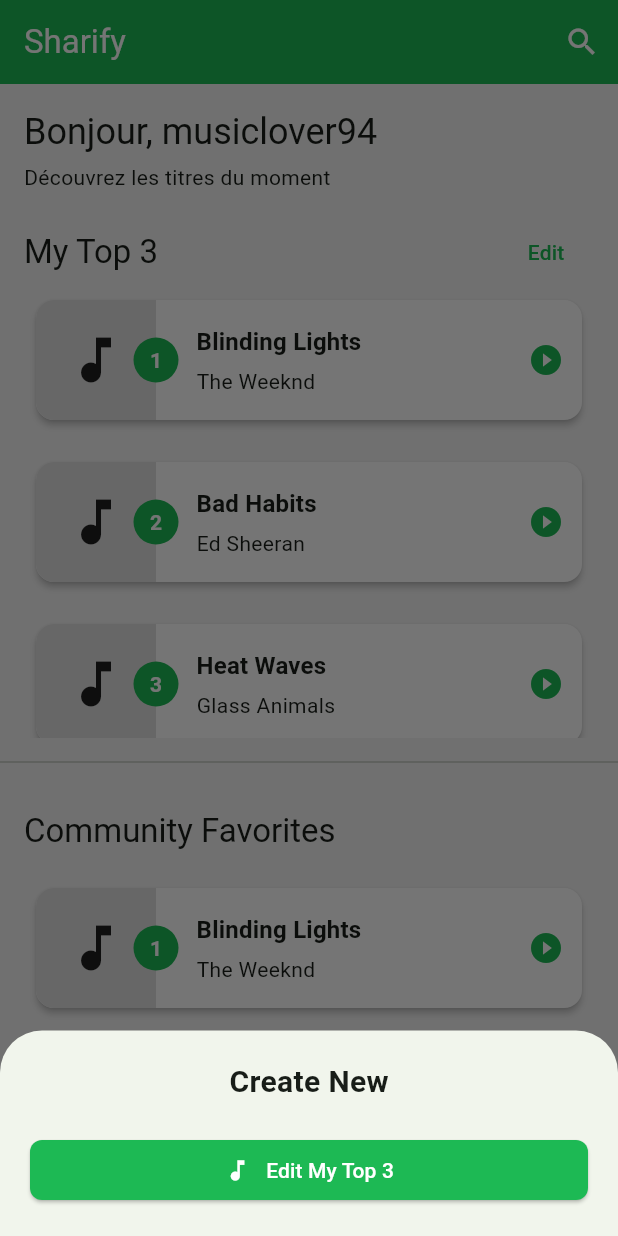
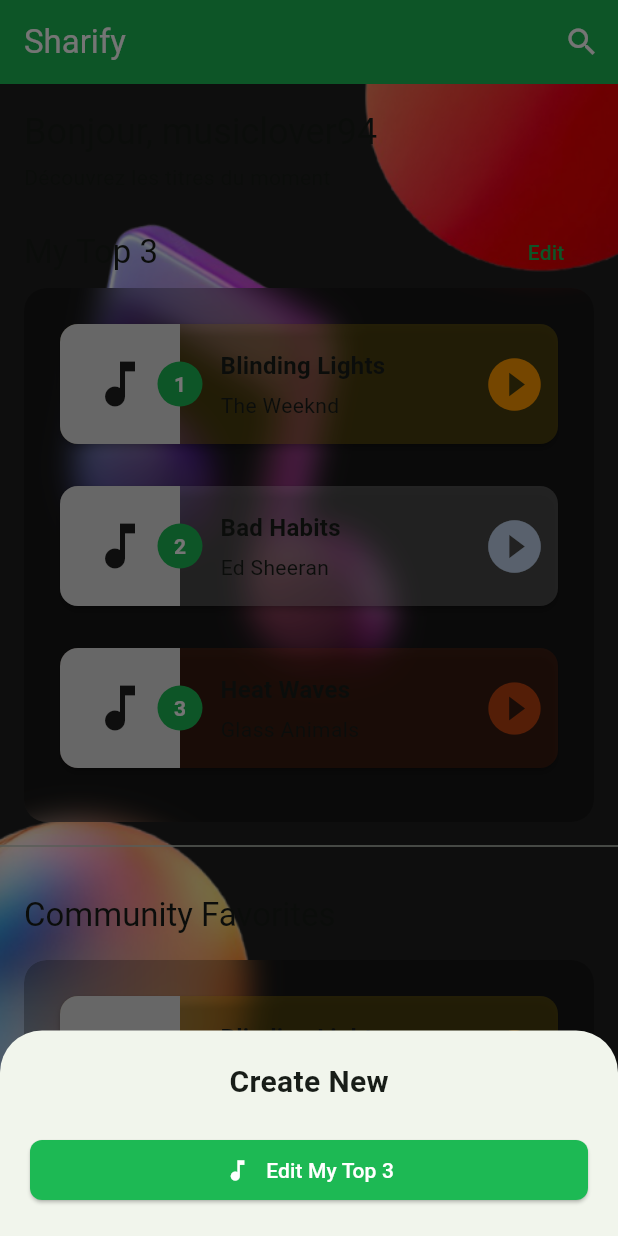
Before and after one commit to Shandouyin/Sharify, a Flutter app: the screen it shows after launch, item 3 of the bottom bar chosen, on a phone screen of 412 x 824 dp. Run offline on Flutter 3.47's test engine with Material 3 defaults, Android fonts, the phone set to English and light mode, and no system bars; network calls fail.

Commit message:
feat: ajout design glassmorphism

```diff
--- /dev/null
+++ b/lib/core/widgets/background_container.dart
@@ -0,0 +1,23 @@
+import 'package:flutter/material.dart';
+
+class BackgroundContainer extends StatelessWidget {
+  final Widget child;
+
+  const BackgroundContainer({
+    Key? key,
+    required this.child,
+  }) : super(key: key);
+
+  @override
+  Widget build(BuildContext context) {
+    return Container(
+      decoration: const BoxDecoration(
+        image: DecorationImage(
+          image: AssetImage("assets/images/background.png"),
+          fit: BoxFit.cover,
+        ),
+      ),
+      child: child,
+    );
+  }
+}
--- /dev/null
+++ b/lib/core/widgets/glass_container.dart
@@ -0,0 +1,81 @@
+import 'dart:ui';
+import 'package:flutter/material.dart';
+
+class GlassContainer extends StatelessWidget {
+  final Widget child;
+  final double blur;
+  final double opacity;
+  final Color color;
+  final BorderRadius? borderRadius;
+  final EdgeInsetsGeometry? padding;
+  final EdgeInsetsGeometry? margin;
+  final bool isScrollable;
+
+  const GlassContainer({
+    Key? key,
+    required this.child,
+    this.blur = 5,
+    this.opacity = 0.25,
+    this.color = Colors.black,
+    this.borderRadius,
+    this.padding,
+    this.margin,
+    this.isScrollable = false,
+  }) : super(key: key);
+
+  @override
+  Widget build(BuildContext context) {
+    final borderRadiusValue = borderRadius ?? BorderRadius.circular(15);
+
+    // For scrollable content, we need a different approach to prevent the blur from disappearing
+    if (isScrollable) {
+      return Container(
+        margin: margin,
+        child: ClipRRect(
+          borderRadius: borderRadiusValue,
+          child: Stack(
+            children: [
+              // Apply blur to the entire container
+              Positioned.fill(
+                child: BackdropFilter(
+                  filter: ImageFilter.blur(sigmaX: blur, sigmaY: blur),
+                  child: Container(
+                    color: color.withOpacity(opacity),
+                  ),
+                ),
+              ),
+              // Actual content
+              Container(
+                padding: padding,
+                decoration: BoxDecoration(
+                  // Color is already applied in the backdrop filter
+                  borderRadius: borderRadiusValue,
+                ),
+                child: child,
+              ),
+            ],
+          ),
+        ),
+      );
+    }
+
+    // For non-scrollable content, the original implementation works fine
+    return Container(
+      margin: margin,
+      child: ClipRRect(
+        borderRadius: borderRadiusValue,
+        child: BackdropFilter(
+          filter: ImageFilter.blur(sigmaX: blur, sigmaY: blur),
+          child: Container(
+            padding: padding,
+            decoration: BoxDecoration(
+              color: color.withOpacity(opacity),
+              borderRadius: borderRadiusValue,
+            ),
+            child: child,
+          ),
+        ),
+      ),
+    );
+  }
+}
--- a/lib/core/widgets/music_card.dart
+++ b/lib/core/widgets/music_card.dart
@@ -5,13 +5,47 @@
   final MusicModel music;
   final int rank;
   final VoidCallback? onTap;
+  final Color? backgroundColor;
+  final Color? buttonColor;
 
   const MusicCard({
     super.key,
     required this.music,
     required this.rank,
     this.onTap,
+    this.backgroundColor,
+    this.buttonColor,
   });
+  // Get colors based on rank
+  Color getBackgroundColor() {
+    if (backgroundColor != null) return backgroundColor!;
+
+    switch (rank) {
+      case 1:
+        return const Color(0xFFF0C300).withOpacity(0.25); // Gold for 1st
+      case 2:
+        return const Color(0xFFF0F0F0).withOpacity(0.25); // Silver for 2nd
+      case 3:
+        return const Color(0xFFAD390E).withOpacity(0.25); // Bronze for 3rd
+      default:
+        return Colors.grey.withOpacity(0.25);
+    }
+  }
+
+  Color getButtonColor() {
+    if (buttonColor != null) return buttonColor!;
+
+    switch (rank) {
+      case 1:
+        return const Color(0xFFFF9900); // Gold button
+      case 2:
+        return const Color(0xFFC1D4ED); // Silver button
+      case 3:
+        return const Color(0xFFB74210); // Bronze button
+      default:
+        return Colors.grey;
+    }
+  }
 
   @override
   Widget build(BuildContext context) {
@@ -20,6 +54,7 @@
       shape: RoundedRectangleBorder(
         borderRadius: BorderRadius.circular(12),
       ),
+      color: getBackgroundColor(),
       child: InkWell(
         onTap: onTap,
         child: Row(
@@ -95,11 +130,13 @@
                 ),
               ),
             ),
-
-            // Play button
+              // Play button
             IconButton(
-              icon: const Icon(Icons.play_circle_filled),
-              color: Theme.of(context).colorScheme.primary,
+              icon: Icon(
+                Icons.play_circle_filled,
+                color: getButtonColor(),
+                size: 42,
+              ),
               onPressed: () {
                 // TODO: Implement preview playback
               },
--- a/lib/presentation/screens/friends_screen.dart
+++ b/lib/presentation/screens/friends_screen.dart
@@ -2,6 +2,7 @@
 import '../../data/datasources/mock_data_service.dart';
 import '../../data/models/user_model.dart';
 import '../../core/widgets/music_card.dart';
+import '../../core/widgets/glass_container.dart';
 
 class FriendsScreen extends StatelessWidget {
   const FriendsScreen({super.key});
@@ -10,8 +11,8 @@
   Widget build(BuildContext context) {
     final MockDataService dataService = MockDataService();
     final List<UserModel> friends = dataService.getFriendsForCurrentUser();
-
-    return Scaffold(
+      return Scaffold(
+      backgroundColor: Colors.transparent,
       appBar: AppBar(
         title: const Text('Ami(e)s'),
       ),
@@ -30,9 +31,11 @@
       itemBuilder: (context, index) {
         final friend = friends[index];
         final friendTopMusic = dataService.getTopMusicForUser(friend.id);
-
-        return Card(
+          return GlassContainer(
+          blur: 10,
+          opacity: 0.25,
           margin: const EdgeInsets.only(bottom: 24),
+          padding: const EdgeInsets.all(8),
           child: Column(
             crossAxisAlignment: CrossAxisAlignment.start,
             children: [
--- a/lib/presentation/screens/home_screen.dart
+++ b/lib/presentation/screens/home_screen.dart
@@ -1,5 +1,6 @@
 import 'package:flutter/material.dart';
 import '../../core/widgets/music_card.dart';
+import '../../core/widgets/glass_container.dart';
 import '../../data/datasources/mock_data_service.dart';
 import '../../data/models/music_model.dart';
 import '../../data/models/user_model.dart';
@@ -13,8 +14,8 @@
     final UserModel currentUser = dataService.currentUser;
     final List<MusicModel> userTopMusic = dataService.getTopMusicForUser(currentUser.id);
     final List<MusicModel> communityTracks = dataService.getCommunityTopTracks();
-
       return Scaffold(
+      backgroundColor: Colors.transparent,
       appBar: AppBar(
         title: const Text('Sharify'),
         actions: [
@@ -88,18 +89,20 @@
       ),
     );
   }
-
     Widget _buildMyTopMusic(List<MusicModel> topMusic) {
     return topMusic.isEmpty
         ? _buildEmptyState('You haven\'t added your top tracks yet', 'Tap the edit button to add your favorites')
-        : SizedBox(
-            height: 300,
-            child: ListView.builder(
-              padding: const EdgeInsets.symmetric(horizontal: 16),
-              physics: const NeverScrollableScrollPhysics(),
-              itemCount: topMusic.length,
-              itemBuilder: (context, index) {
-                return Padding(
+        : GlassContainer(
+            blur: 10,
+            opacity: 0.25,
+            margin: const EdgeInsets.symmetric(horizontal: 16),
+            padding: const EdgeInsets.all(16),
+            child: Column(
+              crossAxisAlignment: CrossAxisAlignment.start,
+              children: [
+                ...List.generate(
+                  topMusic.length,
+                  (index) => Padding(
                     padding: const EdgeInsets.only(bottom: 12),
                     child: MusicCard(
                       music: topMusic[index],
@@ -108,32 +111,36 @@
                         // TODO: Show details or play preview
                       },
                     ),
-                );
-              },
+                  ),
+                ),
+              ],
             ),
           );
   }
-
     Widget _buildCommunityPreview(List<MusicModel> communityTracks) {
     if (communityTracks.isEmpty) {
       return _buildEmptyState('No community tracks yet', 'Be the first to share your favorites!');
     }
 
-    return SizedBox(
-      height: 300,
-      child: ListView.builder(
-        padding: const EdgeInsets.symmetric(horizontal: 16),
-        physics: const NeverScrollableScrollPhysics(),
-        itemCount: communityTracks.length,
-        itemBuilder: (context, index) {
-          return Padding(
+    return GlassContainer(
+      blur: 10,
+      opacity: 0.25,
+      margin: const EdgeInsets.symmetric(horizontal: 16),
+      padding: const EdgeInsets.all(16),
+      child: Column(
+        crossAxisAlignment: CrossAxisAlignment.start,
+        children: [
+          ...List.generate(
+            communityTracks.length,
+            (index) => Padding(
               padding: const EdgeInsets.only(bottom: 12),
               child: MusicCard(
                 music: communityTracks[index],
                 rank: index + 1,
               ),
-          );
-        },
+            ),
+          ),
+        ],
       ),
     );
   }
--- a/lib/presentation/screens/main_screen.dart
+++ b/lib/presentation/screens/main_screen.dart
@@ -3,6 +3,7 @@
 import 'friends_screen.dart';
 import 'statistics_screen.dart';
 import 'profile_screen.dart';
+import '../../core/widgets/background_container.dart';
 
 class MainScreen extends StatefulWidget {
   const MainScreen({super.key});
@@ -72,11 +73,12 @@
       },
     );
   }
-
   @override
   Widget build(BuildContext context) {
     return Scaffold(
-      body: _screens[_selectedIndex],
+      body: BackgroundContainer(
+        child: _screens[_selectedIndex],
+      ),
       bottomNavigationBar: Container(
         height: 80,
         decoration: BoxDecoration(
--- a/lib/presentation/screens/profile_screen.dart
+++ b/lib/presentation/screens/profile_screen.dart
@@ -3,6 +3,7 @@
 import '../../data/models/user_model.dart';
 import '../../data/models/music_model.dart';
 import '../../core/widgets/music_card.dart';
+import '../../core/widgets/glass_container.dart';
 
 class ProfileScreen extends StatelessWidget {
   const ProfileScreen({super.key});
@@ -12,8 +13,8 @@
     final MockDataService dataService = MockDataService();
     final UserModel currentUser = dataService.currentUser;
     final List<MusicModel> userTopMusic = dataService.getTopMusicForUser(currentUser.id);
-
       return Scaffold(
+      backgroundColor: Colors.transparent,
       appBar: AppBar(
         title: const Text('Profil'),
         actions: [
@@ -116,14 +117,24 @@
       ),
     );
   }
-
     Widget _buildMyTopMusic(BuildContext context, List<MusicModel> topMusic) {
     return topMusic.isEmpty
         ? const Center(
             child: Text('No top tracks added yet'),
           )
-        : Column(
-            children: List.generate(
+        : GlassContainer(
+            blur: 10,
+            opacity: 0.25,
+            padding: const EdgeInsets.all(16),
+            child: Column(
+              crossAxisAlignment: CrossAxisAlignment.start,
+              children: [
+                Text(
+                  "My Top 3",
+                  style: Theme.of(context).textTheme.titleLarge,
+                ),
+                const SizedBox(height: 16),
+                ...List.generate(
                   topMusic.length,
                   (index) => Padding(
                     padding: const EdgeInsets.only(bottom: 12),
@@ -133,6 +144,8 @@
                     ),
                   ),
                 ),
+              ],
+            ),
           );
   }
 }
--- a/lib/presentation/screens/statistics_screen.dart
+++ b/lib/presentation/screens/statistics_screen.dart
@@ -2,6 +2,7 @@
 import '../../data/datasources/mock_data_service.dart';
 import '../../data/models/music_model.dart';
 import '../../core/widgets/music_card.dart';
+import '../../core/widgets/glass_container.dart';
 
 class StatisticsScreen extends StatelessWidget {
   const StatisticsScreen({super.key});
@@ -10,8 +11,8 @@
   Widget build(BuildContext context) {
     final MockDataService dataService = MockDataService();
     final List<MusicModel> communityTracks = dataService.getCommunityTopTracks();
-
       return Scaffold(
+      backgroundColor: Colors.transparent,
       appBar: AppBar(
         title: const Text('Statistiques'),
       ),
@@ -23,7 +24,6 @@
     if (communityTracks.isEmpty) {
       return _buildEmptyState('No community tracks yet', 'Be the first to share your favorites!');
     }
-
       return Column(
       children: [
         Padding(
@@ -34,6 +34,10 @@
           ),
         ),
         Expanded(
+          child: GlassContainer(
+            blur: 10,
+            opacity: 0.25,
+            margin: const EdgeInsets.symmetric(horizontal: 16),
             child: ListView.builder(
               padding: const EdgeInsets.all(16),
               itemCount: communityTracks.length,
@@ -46,6 +50,7 @@
                   ),
                 );
               },
+            ),
           ),
         ),
       ],
--- a/pubspec.yaml
+++ b/pubspec.yaml
@@ -51,16 +51,14 @@
 
 # The following section is specific to Flutter packages.
 flutter:
-
   # The following line ensures that the Material Icons font is
   # included with your application, so that you can use the icons in
   # the material Icons class.
   uses-material-design: true
 
   # To add assets to your application, add an assets section, like this:
-  # assets:
-  #   - images/a_dot_burr.jpeg
-  #   - images/a_dot_ham.jpeg
+  assets:
+    - assets/images/
 
   # An image asset can refer to one or more resolution-specific "variants", see
   # https://flutter.dev/to/resolution-aware-images
```
Also changed, not shown: assets/images/background.png (added). Lines whose indentation alone changed are shown as unchanged.
